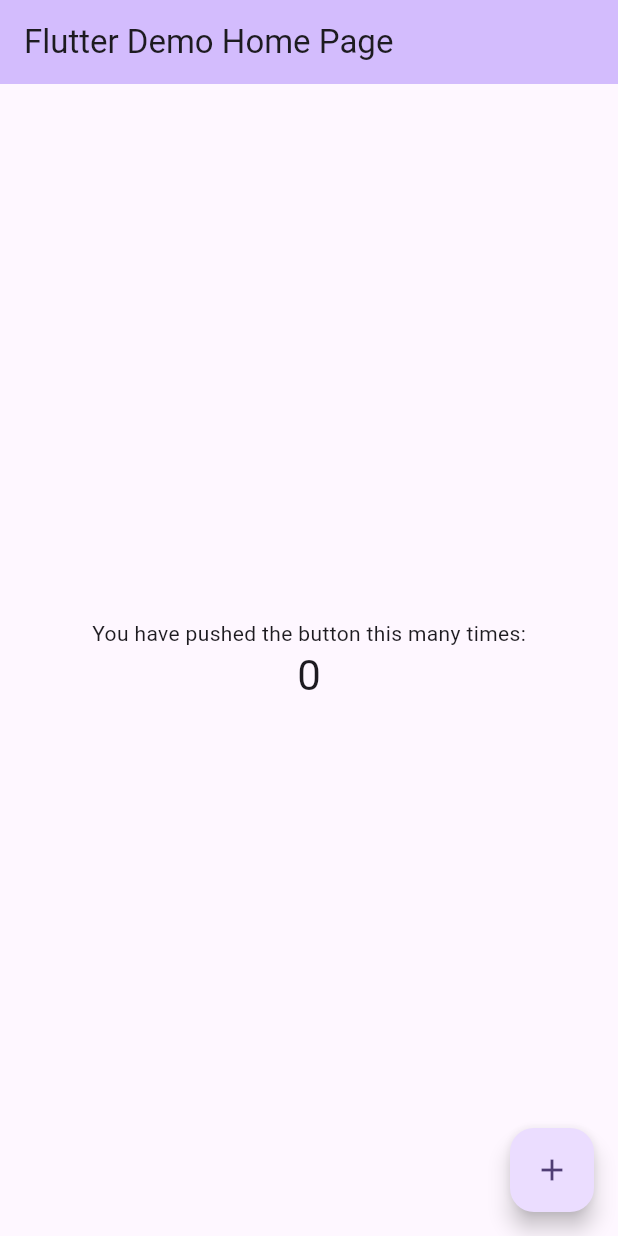
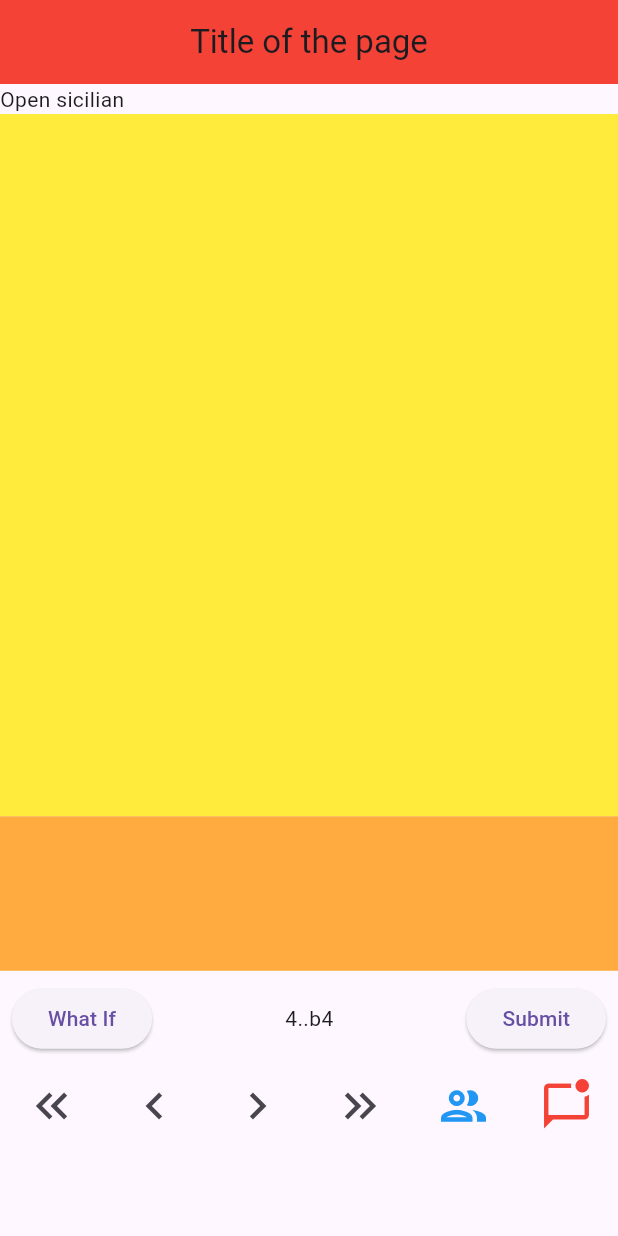
Before and after one commit to lucorn/flutter_layouts, a Flutter app: the screen it shows after launch, on a phone screen of 412 x 824 dp. Run offline on Flutter 3.47's test engine with Material 3 defaults, Android fonts, the light colour scheme and no system bars.

Commit message:
a game page example

```diff
--- a/lib/main.dart
+++ b/lib/main.dart
@@ -1,125 +1,25 @@
 import 'package:flutter/material.dart';
+import 'package:flutter_layouts/pages/first_page.dart';
 
 void main() {
-  runApp(const MyApp());
+  runApp(MyApp());
 }
 
 class MyApp extends StatelessWidget {
   const MyApp({super.key});
 
-  // This widget is the root of your application.
   @override
   Widget build(BuildContext context) {
     return MaterialApp(
-      title: 'Flutter Demo',
-      theme: ThemeData(
-        // This is the theme of your application.
-        //
-        // TRY THIS: Try running your application with "flutter run". You'll see
-        // the application has a purple toolbar. Then, without quitting the app,
-        // try changing the seedColor in the colorScheme below to Colors.green
-        // and then invoke "hot reload" (save your changes or press the "hot
-        // reload" button in a Flutter-supported IDE, or press "r" if you used
-        // the command line to start the app).
-        //
-        // Notice that the counter didn't reset back to zero; the application
-        // state is not lost during the reload. To reset the state, use hot
-        // restart instead.
-        //
-        // This works for code too, not just values: Most code changes can be
-        // tested with just a hot reload.
-        colorScheme: ColorScheme.fromSeed(seedColor: Colors.deepPurple),
-        useMaterial3: true,
-      ),
-      home: const MyHomePage(title: 'Flutter Demo Home Page'),
-    );
+        debugShowCheckedModeBanner: false,
+        theme: ThemeData(
+          useMaterial3: true,
+          primarySwatch: Colors.purple,
+        ),
+        initialRoute: '/first',
+        showPerformanceOverlay: false,
+        routes: {
+          '/first': (context) => const FirstPage(),
+        });
   }
 }
-
-class MyHomePage extends StatefulWidget {
-  const MyHomePage({super.key, required this.title});
-
-  // This widget is the home page of your application. It is stateful, meaning
-  // that it has a State object (defined below) that contains fields that affect
-  // how it looks.
-
-  // This class is the configuration for the state. It holds the values (in this
-  // case the title) provided by the parent (in this case the App widget) and
-  // used by the build method of the State. Fields in a Widget subclass are
-  // always marked "final".
-
-  final String title;
-
-  @override
-  State<MyHomePage> createState() => _MyHomePageState();
-}
-
-class _MyHomePageState extends State<MyHomePage> {
-  int _counter = 0;
-
-  void _incrementCounter() {
-    setState(() {
-      // This call to setState tells the Flutter framework that something has
-      // changed in this State, which causes it to rerun the build method below
-      // so that the display can reflect the updated values. If we changed
-      // _counter without calling setState(), then the build method would not be
-      // called again, and so nothing would appear to happen.
-      _counter++;
-    });
-  }
-
-  @override
-  Widget build(BuildContext context) {
-    // This method is rerun every time setState is called, for instance as done
-    // by the _incrementCounter method above.
-    //
-    // The Flutter framework has been optimized to make rerunning build methods
-    // fast, so that you can just rebuild anything that needs updating rather
-    // than having to individually change instances of widgets.
-    return Scaffold(
-      appBar: AppBar(
-        // TRY THIS: Try changing the color here to a specific color (to
-        // Colors.amber, perhaps?) and trigger a hot reload to see the AppBar
-        // change color while the other colors stay the same.
-        backgroundColor: Theme.of(context).colorScheme.inversePrimary,
-        // Here we take the value from the MyHomePage object that was created by
-        // the App.build method, and use it to set our appbar title.
-        title: Text(widget.title),
-      ),
-      body: Center(
-        // Center is a layout widget. It takes a single child and positions it
-        // in the middle of the parent.
-        child: Column(
-          // Column is also a layout widget. It takes a list of children and
-          // arranges them vertically. By default, it sizes itself to fit its
-          // children horizontally, and tries to be as tall as its parent.
-          //
-          // Column has various properties to control how it sizes itself and
-          // how it positions its children. Here we use mainAxisAlignment to
-          // center the children vertically; the main axis here is the vertical
-          // axis because Columns are vertical (the cross axis would be
-          // horizontal).
-          //
-          // TRY THIS: Invoke "debug painting" (choose the "Toggle Debug Paint"
-          // action in the IDE, or press "p" in the console), to see the
-          // wireframe for each widget.
-          mainAxisAlignment: MainAxisAlignment.center,
-          children: <Widget>[
-            const Text(
-              'You have pushed the button this many times:',
-            ),
-            Text(
-              '$_counter',
-              style: Theme.of(context).textTheme.headlineMedium,
-            ),
-          ],
-        ),
-      ),
-      floatingActionButton: FloatingActionButton(
-        onPressed: _incrementCounter,
-        tooltip: 'Increment',
-        child: const Icon(Icons.add),
-      ), // This trailing comma makes auto-formatting nicer for build methods.
-    );
-  }
-}
--- /dev/null
+++ b/lib/pages/first_page.dart
@@ -0,0 +1,92 @@
+import 'package:flutter/material.dart';
+import 'package:flutter/widgets.dart';
+
+class FirstPage extends StatelessWidget {
+  const FirstPage({super.key});
+
+  @override
+  Widget build(BuildContext context) {
+    return Scaffold(
+      appBar: AppBar(
+        title: const Text('Title of the page'),
+        centerTitle: true,
+        backgroundColor: Colors.red,
+      ),
+      body: SingleChildScrollView(
+        child: Column(
+          mainAxisAlignment: MainAxisAlignment.start,
+          crossAxisAlignment: CrossAxisAlignment.stretch,
+          children: <Widget>[
+            const Text('Open sicilian'),
+            AspectRatio(
+              aspectRatio: 0.88,
+              child: Container(
+                color: Colors.yellow,
+              ),
+            ),
+            AspectRatio(
+              aspectRatio: 4,
+              child: Container(
+                color: Colors.orangeAccent,
+              ),
+            ),
+            Padding(
+              padding: const EdgeInsets.all(8.0),
+              child: Row(
+                mainAxisAlignment: MainAxisAlignment.spaceBetween,
+                children: [
+                  ElevatedButton(
+                    onPressed: () {},
+                    child: const Text('What If'),
+                  ),
+                  const Text('4..b4'),
+                  ElevatedButton(
+                    onPressed: () {},
+                    child: const Text('Submit'),
+                  ),
+                ],
+              ),
+            ),
+            Row(
+              mainAxisAlignment: MainAxisAlignment.spaceAround,
+              children: <Widget>[
+                IconButton(
+                    icon: const Icon(Icons.keyboard_double_arrow_left),
+                    iconSize: 36,
+                    tooltip: 'start',
+                    onPressed: () {}),
+                IconButton(
+                    icon: const Icon(Icons.keyboard_arrow_left),
+                    iconSize: 36,
+                    tooltip: 'previous',
+                    onPressed: () {}),
+                IconButton(
+                    icon: const Icon(Icons.keyboard_arrow_right),
+                    iconSize: 36,
+                    tooltip: 'next',
+                    onPressed: () {}),
+                IconButton(
+                    icon: const Icon(Icons.keyboard_double_arrow_right),
+                    iconSize: 36,
+                    tooltip: 'end',
+                    onPressed: () {}),
+                IconButton(
+                    icon: const Icon(Icons.people_outlined),
+                    iconSize: 36,
+                    color: Colors.blue,
+                    tooltip: 'watchers',
+                    onPressed: () {}),
+                IconButton(
+                    icon: const Icon(Icons.mark_chat_unread_outlined),
+                    iconSize: 36,
+                    color: Colors.red,
+                    tooltip: 'chat',
+                    onPressed: () {}),
+              ],
+            ),
+          ],
+        ),
+      ),
+    );
+  }
+}
```
